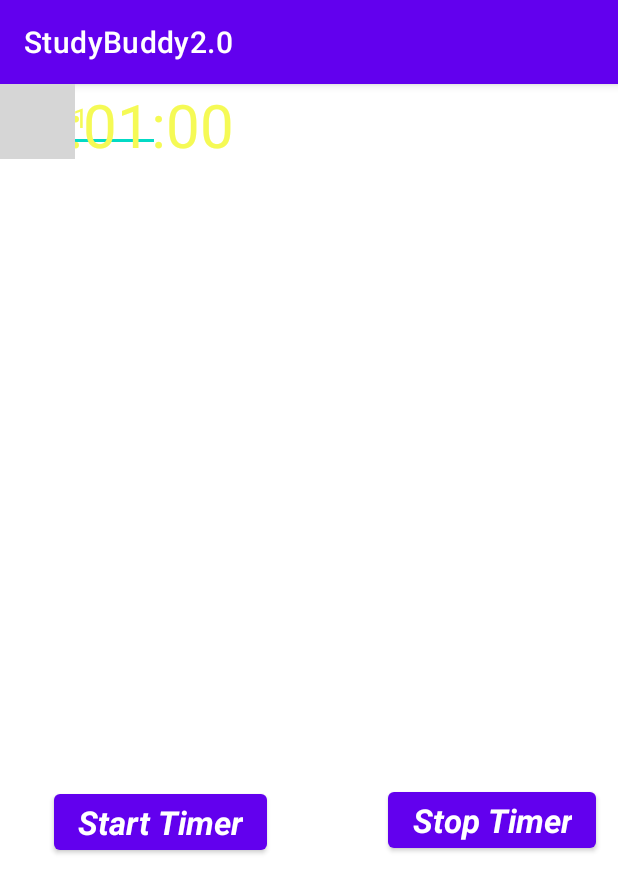
After one commit to andrewnoel99/StudyBuddy, an Android app: the CSButton screen opened directly, with no data from a screen before it, on a phone screen of 412 x 824 dp. The commit adds this screen. Shown: the top 893 px of the screen. Run offline under Robolectric (Android 15) with nearby library versions, the phone set to English and light mode, and no system bars; grey boxes are pictures that could not be loaded.

Commit message:
pic commit1

```diff
--- a/app/src/main/AndroidManifest.xml
+++ b/app/src/main/AndroidManifest.xml
@@ -12,6 +12,9 @@
         android:theme="@style/Theme.StudyBuddy20"
         tools:targetApi="31">
         <activity
+            android:name=".CSButton"
+            android:exported="false" />
+        <activity
             android:name=".MainActivity"
             android:exported="true">
             <intent-filter>
--- /dev/null
+++ b/app/src/main/java/com/example/studybuddy20/CSButton.kt
@@ -0,0 +1,32 @@
+package com.example.studybuddy20
+
+import android.content.Intent
+import androidx.appcompat.app.AppCompatActivity
+import android.os.Bundle
+import android.os.CountDownTimer
+import android.widget.Button
+
+class CSButton : AppCompatActivity() {
+    override fun onCreate(savedInstanceState: Bundle?) {
+        super.onCreate(savedInstanceState)
+        setContentView(R.layout.activity_csbutton)
+
+
+  //STILL NEEDS WORK~SR
+        val countDownTimer = object : CountDownTimer(60000, 1000) {
+
+            override fun onTick(millisUntilFinished: Long) {
+                mTextView.text = "Seconds Remaining: " + millisUntilFinished / 1000
+            }
+
+            override fun onFinish() {
+                mTextView.text = "Time Up!"
+            }
+        }
+
+
+
+
+    }
+
+}
--- /dev/null
+++ b/app/src/main/res/drawable/drawable_circle.xml
@@ -0,0 +1,11 @@
+<?xml version="1.0" encoding="utf-8"?>
+<selector xmlns:android="http://schemas.android.com/apk/res/android">
+    <?xml version="1.0" encoding="utf-8"?>
+    <shape xmlns:android="http://schemas.android.com/apk/res/android"
+        android:innerRadiusRatio="2.3"
+        android:shape="ring"
+        android:thickness="10dp"
+        android:useLevel="true">
+        <solid android:color="@color/colorYellow" />
+    </shape>
+</selector>
--- /dev/null
+++ b/app/src/main/res/drawable/drawable_circle2.xml
@@ -0,0 +1,16 @@
+<?xml version="1.0" encoding="utf-8"?>
+<selector xmlns:android="http://schemas.android.com/apk/res/android">
+
+    <?xml version="1.0" encoding="utf-8"?>
+    <shape xmlns:android="http://schemas.android.com/apk/res/android"
+        android:innerRadiusRatio="2.3"
+        android:shape="ring"
+        android:thickness="10dp"
+        android:useLevel="false">
+
+        <solid android:color="@color/colorPrimaryDark" />
+
+    </shape>
+
+
+</selector>
--- /dev/null
+++ b/app/src/main/res/drawable/drawable_circle_yellow.xml
@@ -0,0 +1,4 @@
+<?xml version="1.0" encoding="utf-8"?>
+<selector xmlns:android="http://schemas.android.com/apk/res/android">
+
+</selector>
--- /dev/null
+++ b/app/src/main/res/layout/activity_csbutton.xml
@@ -0,0 +1,123 @@
+<?xml version="1.0" encoding="utf-8"?>
+<androidx.constraintlayout.widget.ConstraintLayout xmlns:android="http://schemas.android.com/apk/res/android"
+    xmlns:app="http://schemas.android.com/apk/res-auto"
+    xmlns:tools="http://schemas.android.com/tools"
+    android:layout_width="match_parent"
+    android:layout_height="match_parent"
+    tools:context=".CSButton">
+
+
+    <Button
+        android:id="@+id/StartBtn"
+        android:layout_width="wrap_content"
+        android:layout_height="wrap_content"
+        android:layout_alignParentBottom="true"
+        android:layout_centerHorizontal="true"
+        android:layout_marginStart="36dp"
+        android:text="Start Timer"
+        android:textAppearance="?android:attr/textAppearanceLarge"
+        android:textStyle="bold|italic"
+        app:layout_constraintBottom_toBottomOf="parent"
+        app:layout_constraintStart_toStartOf="parent"
+        app:layout_constraintTop_toTopOf="parent"
+        app:layout_constraintVertical_bias="0.65"
+        tools:ignore="MissingConstraints" />
+
+    <TextView
+        android:id="@+id/countdownTV"
+        android:layout_width="wrap_content"
+        android:layout_height="wrap_content"
+        android:layout_above="@+id/StartBtn"
+        android:layout_centerHorizontal="true"
+        android:layout_marginEnd="100dp"
+        android:gravity="center"
+        android:textAppearance="?android:attr/textAppearanceLarge"
+        android:textSize="40sp"
+        app:layout_constraintEnd_toEndOf="parent"
+        app:layout_constraintHorizontal_bias="0.659"
+        app:layout_constraintStart_toStartOf="parent"
+        tools:ignore="DuplicateIds,MissingConstraints"
+        tools:layout_editor_absoluteY="181dp" />
+
+    <Button
+        android:id="@+id/StopBtn"
+        android:layout_width="wrap_content"
+        android:layout_height="wrap_content"
+        android:text="Stop Timer"
+        app:layout_constraintBottom_toBottomOf="parent"
+        app:layout_constraintEnd_toEndOf="parent"
+        app:layout_constraintHorizontal_bias="0.75"
+        app:layout_constraintStart_toEndOf="@+id/StartBtn"
+        android:textAppearance="?android:attr/textAppearanceLarge"
+        android:layout_marginStart="36dp"
+        android:textStyle="bold|italic"
+        app:layout_constraintTop_toTopOf="parent"
+        app:layout_constraintVertical_bias="0.648" />
+
+
+
+    <ProgressBar
+        android:id="@+id/progressBarCircle"
+        style="?android:attr/progressBarStyleHorizontal"
+        android:layout_width="270dp"
+        android:layout_height="270dp"
+        android:layout_centerInParent="true"
+        android:background="@drawable/drawable_circle2"
+        android:indeterminate="false"
+        android:max="100"
+        android:progress="100"
+        android:progressDrawable="@drawable/drawable_circle"
+        android:rotation="-90"
+        tools:ignore="MissingConstraints" />
+
+    <EditText
+        android:id="@+id/editTextMinute"
+        android:layout_width="wrap_content"
+        android:layout_height="wrap_content"
+        android:layout_above="@+id/textViewTime"
+        android:layout_centerHorizontal="true"
+        android:layout_marginBottom="10dp"
+        android:gravity="center"
+        android:hint="@string/hint_minute"
+        android:inputType="number"
+        android:maxLength="15"
+        android:maxLines="1"
+        android:minEms="5"
+        android:text="1"
+        android:textColor="@color/colorYellow"
+        android:textColorHint="@color/colorYellow"
+        tools:ignore="MissingConstraints" />
+
+    <TextView
+        android:id="@+id/textViewTime"
+        android:layout_width="wrap_content"
+        android:layout_height="wrap_content"
+        android:layout_centerInParent="true"
+        android:text="00:01:00"
+        android:textColor="@color/colorYellow"
+        android:textSize="40sp"
+        tools:ignore="MissingConstraints" />
+
+    <ImageView
+        android:id="@+id/imageViewReset"
+        android:layout_width="30dp"
+        android:layout_height="30dp"
+        android:layout_below="@+id/textViewTime"
+        android:layout_centerInParent="true"
+        android:layout_marginTop="30dp"
+        android:src="@drawable/icon_reset"
+        android:visibility="gone"
+        tools:ignore="MissingConstraints" />
+
+    <ImageView
+        android:id="@+id/imageViewStartStop"
+        android:layout_width="50dp"
+        android:layout_height="50dp"
+        android:layout_below="@+id/progressBarCircle"
+        android:layout_centerHorizontal="true"
+        android:layout_marginTop="20dp"
+        android:src="@drawable/icon_start" />
+
+
+
+</androidx.constraintlayout.widget.ConstraintLayout>
--- a/app/src/main/res/values/colors.xml
+++ b/app/src/main/res/values/colors.xml
@@ -7,4 +7,13 @@
     <color name="teal_700">#FF018786</color>
     <color name="black">#FF000000</color>
     <color name="white">#FFFFFFFF</color>
+
+
+
+    <color name="colorPrimary">#1E2538</color>
+    <color name="colorPrimaryDark">#0E121B</color>
+    <color name="colorAccent">#F5FA55</color>
+    <color name="colorBackground">#151B29</color>
+    <color name="colorYellow">#F5FA55</color>
+
 </resources>
--- a/app/src/main/res/values/strings.xml
+++ b/app/src/main/res/values/strings.xml
@@ -6,4 +6,9 @@
     <string name="cs">CS</string>
     <string name="start_timer">Start Timer</string>
     <string name="stop_timer">Stop Timer</string>
+
+    <string name="hint_minute">Minute</string>
+    <string name="message_minutes">Please Enter Minutes</string>
+
+
 </resources>
```
